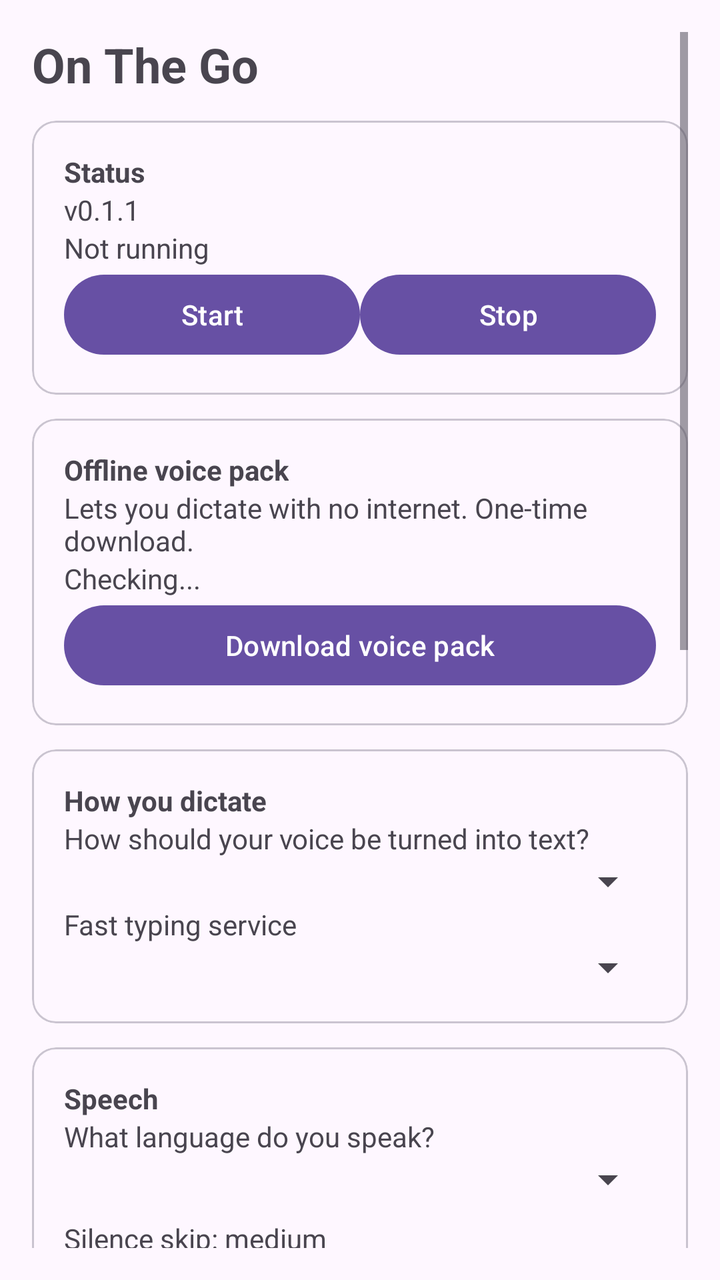
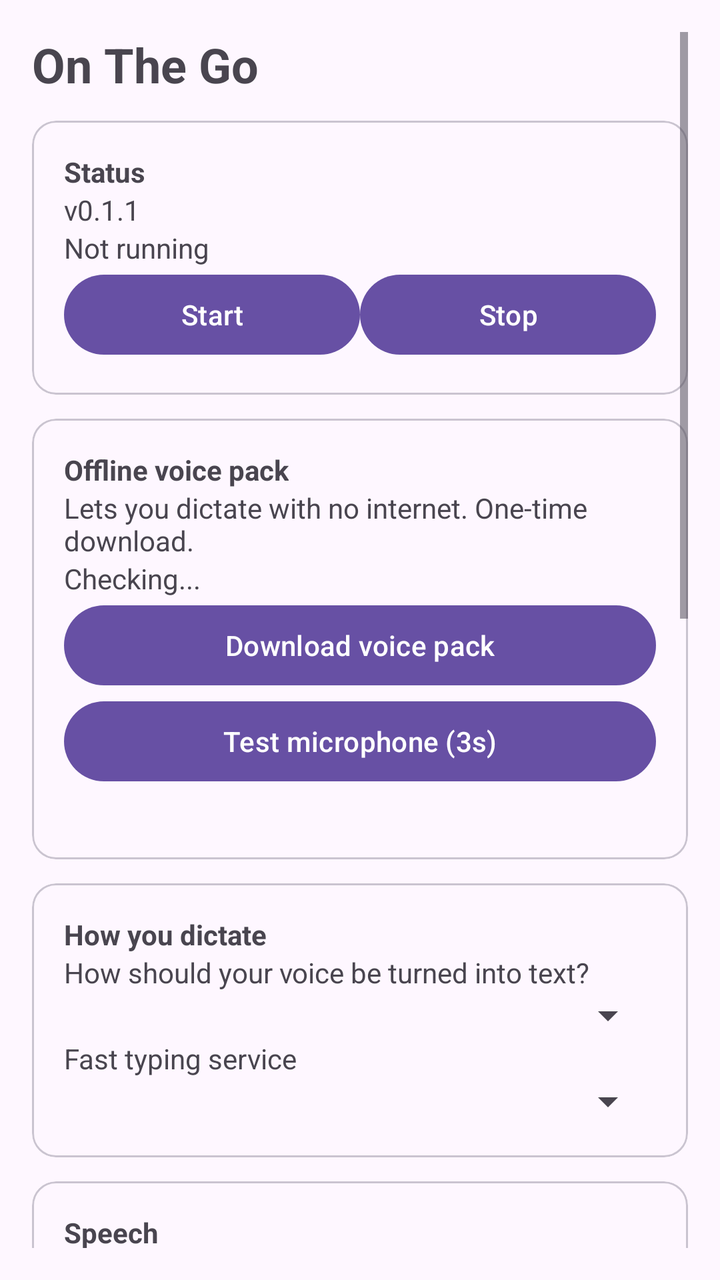

An Android layout rendered at two revisions. The XML below is the earlier revision; the diff shows what the commit changed to produce the second picture.
<!-- AndroidManifest.xml: application theme Theme.OnTheGo -->
<!-- res/layout/activity_main.xml -->
<?xml version="1.0" encoding="utf-8"?>
<ScrollView xmlns:android="http://schemas.android.com/apk/res/android"
    android:layout_width="match_parent"
    android:layout_height="match_parent"
    android:padding="16dp">

    <LinearLayout
        android:layout_width="match_parent"
        android:layout_height="wrap_content"
        android:orientation="vertical">

        <TextView
            android:layout_width="wrap_content"
            android:layout_height="wrap_content"
            android:text="On The Go"
            android:textSize="24sp"
            android:textStyle="bold" />

        <TextView
            android:id="@+id/tvPermWarn"
            android:layout_width="match_parent"
            android:layout_height="wrap_content"
            android:layout_marginTop="8dp"
            android:padding="12dp"
            android:text="Something needs your okay — tap here to fix it."
            android:textColor="#B00020"
            android:visibility="gone" />

        
        <com.google.android.material.card.MaterialCardView
            android:layout_width="match_parent"
            android:layout_height="wrap_content"
            android:layout_marginTop="12dp">

            <LinearLayout
                android:layout_width="match_parent"
                android:layout_height="wrap_content"
                android:orientation="vertical"
                android:padding="16dp">

                <TextView
                    android:layout_width="wrap_content"
                    android:layout_height="wrap_content"
                    android:text="Status"
                    android:textStyle="bold" />

                <TextView
                    android:id="@+id/versionText"
                    android:layout_width="wrap_content"
                    android:layout_height="wrap_content"
                    android:text="v0.1.1" />

                <TextView
                    android:id="@+id/serviceState"
                    android:layout_width="wrap_content"
                    android:layout_height="wrap_content"
                    android:text="Not running" />

                <LinearLayout
                    android:layout_width="match_parent"
                    android:layout_height="wrap_content"
                    android:orientation="horizontal">

                    <Button
                        android:id="@+id/btnStart"
                        android:layout_width="0dp"
                        android:layout_height="wrap_content"
                        android:layout_weight="1"
                        android:text="Start" />

                    <Button
                        android:id="@+id/btnStop"
                        android:layout_width="0dp"
                        android:layout_height="wrap_content"
                        android:layout_weight="1"
                        android:text="Stop" />
                </LinearLayout>
            </LinearLayout>
        </com.google.android.material.card.MaterialCardView>

        
        <com.google.android.material.card.MaterialCardView
            android:layout_width="match_parent"
            android:layout_height="wrap_content"
            android:layout_marginTop="12dp">

            <LinearLayout
                android:layout_width="match_parent"
                android:layout_height="wrap_content"
                android:orientation="vertical"
                android:padding="16dp">

                <TextView
                    android:layout_width="wrap_content"
                    android:layout_height="wrap_content"
                    android:text="Offline voice pack"
                    android:textStyle="bold" />

                <TextView
                    android:layout_width="wrap_content"
                    android:layout_height="wrap_content"
                    android:text="Lets you dictate with no internet. One-time download." />

                <TextView
                    android:id="@+id/modelStatus"
                    android:layout_width="wrap_content"
                    android:layout_height="wrap_content"
                    android:text="Checking..." />

                <LinearLayout
                    android:id="@+id/modelProgressRow"
                    android:layout_width="match_parent"
                    android:layout_height="wrap_content"
                    android:gravity="center_vertical"
                    android:orientation="horizontal"
                    android:visibility="gone">

                    <ProgressBar
                        android:id="@+id/modelProgress"
                        style="?android:attr/progressBarStyleHorizontal"
                        android:layout_width="0dp"
                        android:layout_height="wrap_content"
                        android:layout_weight="1"
                        android:max="100" />

                    <TextView
                        android:id="@+id/modelPct"
                        android:layout_width="wrap_content"
                        android:layout_height="wrap_content"
                        android:paddingStart="8dp"
                        android:text="0%" />
                </LinearLayout>

                <Button
                    android:id="@+id/btnModel"
                    android:layout_width="match_parent"
                    android:layout_height="wrap_content"
                    android:text="Download voice pack" />
            </LinearLayout>
        </com.google.android.material.card.MaterialCardView>

        
        <com.google.android.material.card.MaterialCardView
            android:layout_width="match_parent"
            android:layout_height="wrap_content"
            android:layout_marginTop="12dp">

            <LinearLayout
                android:layout_width="match_parent"
                android:layout_height="wrap_content"
                android:orientation="vertical"
                android:padding="16dp">

                <TextView
                    android:layout_width="wrap_content"
                    android:layout_height="wrap_content"
                    android:text="How you dictate"
                    android:textStyle="bold" />

                <TextView
                    android:layout_width="wrap_content"
                    android:layout_height="wrap_content"
                    android:text="How should your voice be turned into text?" />

                <Spinner
                    android:id="@+id/spEngine"
                    android:layout_width="match_parent"
                    android:layout_height="wrap_content" />

                <LinearLayout
                    android:id="@+id/sttProviderRow"
                    android:layout_width="match_parent"
                    android:layout_height="wrap_content"
                    android:orientation="vertical">

                    <TextView
                        android:layout_width="wrap_content"
                        android:layout_height="wrap_content"
                        android:text="Fast typing service" />

                    <Spinner
                        android:id="@+id/spSttProvider"
                        android:layout_width="match_parent"
                        android:layout_height="wrap_content" />
                </LinearLayout>

                <EditText
                    android:id="@+id/etSttEndpoint"
                    android:layout_width="match_parent"
                    android:layout_height="wrap_content"
                    android:hint="Server address (only for Custom)"
                    android:inputType="textUri"
                    android:visibility="gone" />
            </LinearLayout>
        </com.google.android.material.card.MaterialCardView>

        
        <com.google.android.material.card.MaterialCardView
            android:layout_width="match_parent"
            android:layout_height="wrap_content"
            android:layout_marginTop="12dp">

            <LinearLayout
                android:layout_width="match_parent"
                android:layout_height="wrap_content"
                android:orientation="vertical"
                android:padding="16dp">

                <TextView
                    android:layout_width="wrap_content"
                    android:layout_height="wrap_content"
                    android:text="Speech"
                    android:textStyle="bold" />

                <TextView
                    android:layout_width="wrap_content"
                    android:layout_height="wrap_content"
                    android:text="What language do you speak?" />

                <Spinner
                    android:id="@+id/spLanguage"
                    android:layout_width="match_parent"
                    android:layout_height="wrap_content" />

                <TextView
                    android:id="@+id/vadLabel"
                    android:layout_width="wrap_content"
                    android:layout_height="wrap_content"
                    android:layout_marginTop="8dp"
                    android:text="Silence skip: medium" />

                <TextView
                    android:layout_width="wrap_content"
                    android:layout_height="wrap_content"
                    android:text="How much quiet time to skip over." />

                <SeekBar
                    android:id="@+id/seekVad"
                    android:layout_width="match_parent"
                    android:layout_height="wrap_content"
                    android:max="2"
                    android:progress="1" />
            </LinearLayout>
        </com.google.android.material.card.MaterialCardView>

        
        <com.google.android.material.card.MaterialCardView
            android:layout_width="match_parent"
            android:layout_height="wrap_content"
            android:layout_marginTop="12dp">

            <LinearLayout
                android:layout_width="match_parent"
                android:layout_height="wrap_content"
                android:orientation="vertical"
                android:padding="16dp">

                <TextView
                    android:layout_width="wrap_content"
                    android:layout_height="wrap_content"
                    android:text="Floating button"
                    android:textStyle="bold" />

                <TextView
                    android:layout_width="wrap_content"
                    android:layout_height="wrap_content"
                    android:text="Button size" />

                <Spinner
                    android:id="@+id/spBubbleSize"
                    android:layout_width="match_parent"
                    android:layout_height="wrap_content" />

                <TextView
                    android:layout_width="wrap_content"
                    android:layout_height="wrap_content"
                    android:text="Tip: drag the button anywhere. It remembers the spot." />
            </LinearLayout>
        </com.google.android.material.card.MaterialCardView>

        
        <com.google.android.material.card.MaterialCardView
            android:layout_width="match_parent"
            android:layout_height="wrap_content"
            android:layout_marginTop="12dp">

            <LinearLayout
                android:layout_width="match_parent"
                android:layout_height="wrap_content"
                android:orientation="vertical"
                android:padding="16dp">

                <TextView
                    android:layout_width="wrap_content"
                    android:layout_height="wrap_content"
                    android:text="Writing cleanup"
                    android:textStyle="bold" />

                <TextView
                    android:layout_width="wrap_content"
                    android:layout_height="wrap_content"
                    android:text="Fix up punctuation after you dictate?" />

                <Spinner
                    android:id="@+id/spAi"
                    android:layout_width="match_parent"
                    android:layout_height="wrap_content" />

                <LinearLayout
                    android:id="@+id/fixProviderRow"
                    android:layout_width="match_parent"
                    android:layout_height="wrap_content"
                    android:orientation="vertical"
                    android:visibility="gone">

                    <Spinner
                        android:id="@+id/spFixProvider"
                        android:layout_width="match_parent"
                        android:layout_height="wrap_content" />

                    <EditText
                        android:id="@+id/etFixEndpoint"
                        android:layout_width="match_parent"
                        android:layout_height="wrap_content"
                        android:hint="Server address (only for Custom)"
                        android:inputType="textUri"
                        android:visibility="gone" />
                </LinearLayout>

                <TextView
                    android:layout_width="wrap_content"
                    android:layout_height="wrap_content"
                    android:text="Text only, audio never leaves for fixes" />
            </LinearLayout>
        </com.google.android.material.card.MaterialCardView>

        
        <com.google.android.material.card.MaterialCardView
            android:layout_width="match_parent"
            android:layout_height="wrap_content"
            android:layout_marginTop="12dp">

            <LinearLayout
                android:layout_width="match_parent"
                android:layout_height="wrap_content"
                android:orientation="vertical"
                android:padding="16dp">

                <TextView
                    android:layout_width="wrap_content"
                    android:layout_height="wrap_content"
                    android:text="Updates"
                    android:textStyle="bold" />

                <Spinner
                    android:id="@+id/spChannel"
                    android:layout_width="match_parent"
                    android:layout_height="wrap_content" />

                <TextView
                    android:id="@+id/tvChannelNote"
                    android:layout_width="wrap_content"
                    android:layout_height="wrap_content"
                    android:text="Stable = tested builds. Beta = new but may break." />

                <Button
                    android:id="@+id/btnUpdate"
                    android:layout_width="match_parent"
                    android:layout_height="wrap_content"
                    android:text="Check for updates" />

                <TextView
                    android:id="@+id/updateStatus"
                    android:layout_width="wrap_content"
                    android:layout_height="wrap_content"
                    android:text="" />
            </LinearLayout>
        </com.google.android.material.card.MaterialCardView>

        
        <com.google.android.material.card.MaterialCardView
            android:layout_width="match_parent"
            android:layout_height="wrap_content"
            android:layout_marginBottom="32dp"
            android:layout_marginTop="12dp">

            <LinearLayout
                android:layout_width="match_parent"
                android:layout_height="wrap_content"
                android:orientation="vertical"
                android:padding="16dp">

                <TextView
                    android:layout_width="wrap_content"
                    android:layout_height="wrap_content"
                    android:text="System"
                    android:textStyle="bold" />

                <LinearLayout
                    android:layout_width="match_parent"
                    android:layout_height="wrap_content"
                    android:orientation="horizontal">

                    <TextView
                        android:layout_width="0dp"
                        android:layout_height="wrap_content"
                        android:layout_weight="1"
                        android:text="Start when phone restarts" />

                    <Switch
                        android:id="@+id/swBoot"
                        android:layout_width="wrap_content"
                        android:layout_height="wrap_content" />
                </LinearLayout>
            </LinearLayout>
        </com.google.android.material.card.MaterialCardView>
    </LinearLayout>
</ScrollView>
<!-- resources referenced by this layout -->
<resources>
  <style name="Theme.OnTheGo" parent="Theme.Material3.DayNight.NoActionBar" />
</resources>

<!-- the commit's change to res/layout/activity_main.xml (unified diff, before → after) -->
@@ -136,6 +136,18 @@
                     android:layout_width="match_parent"
                     android:layout_height="wrap_content"
                     android:text="Download voice pack" />
+
+                <Button
+                    android:id="@+id/btnMicTest"
+                    android:layout_width="match_parent"
+                    android:layout_height="wrap_content"
+                    android:text="Test microphone (3s)" />
+
+                <TextView
+                    android:id="@+id/micTestStatus"
+                    android:layout_width="wrap_content"
+                    android:layout_height="wrap_content"
+                    android:text="" />
             </LinearLayout>
         </com.google.android.material.card.MaterialCardView>
 
